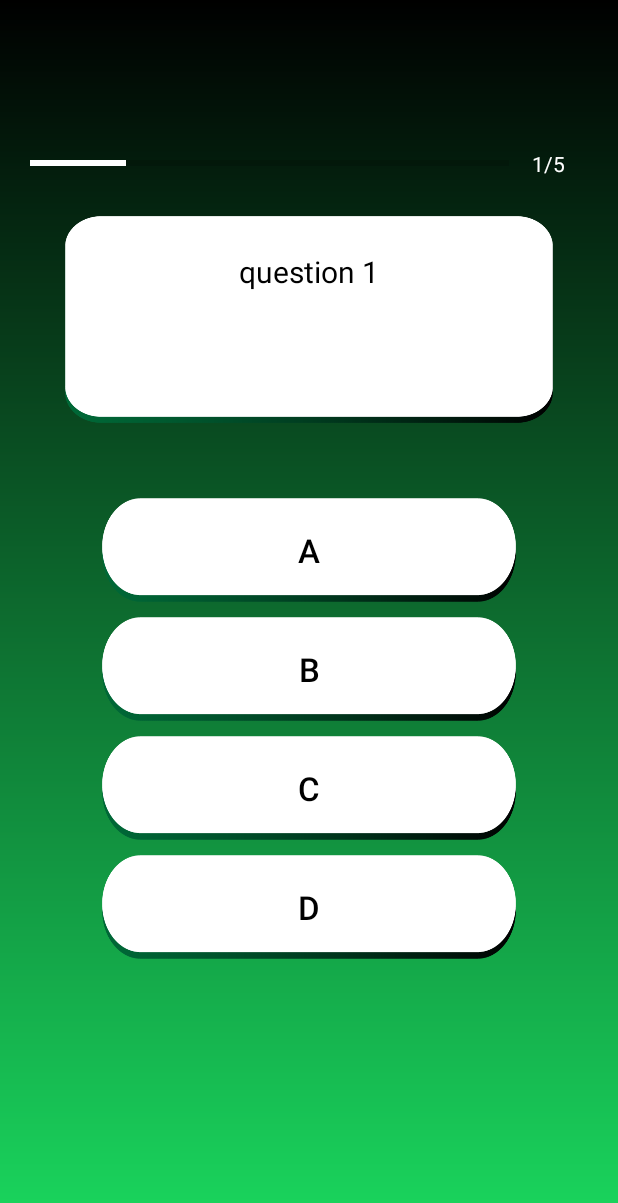
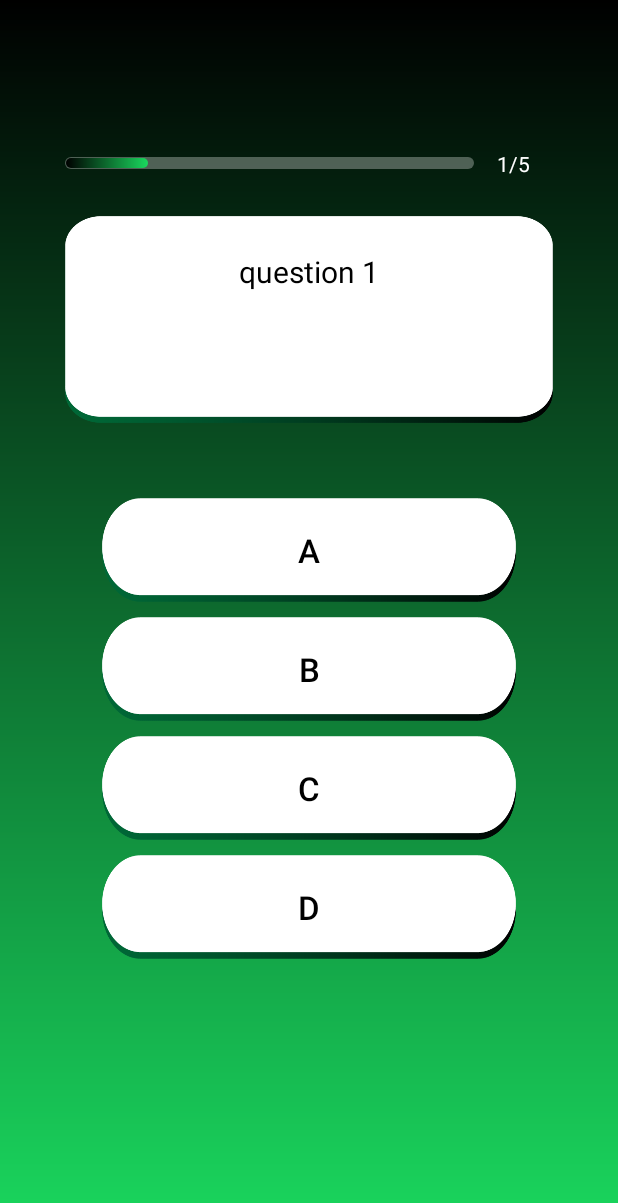
Before and after one commit to MarckRedcar/SpotiQuiz, an Android app: the GameActivity screen opened directly, with no data from a screen before it, on a phone screen of 412 x 824 dp. Shown: the top 1203 px of the screen. Run offline under Robolectric (Android 15) with nearby library versions, the phone set to English and light mode, and no system bars.

Commit message:
better Progress Bar

```diff
--- /dev/null
+++ b/app/src/main/res/drawable/progress_bar_custom.xml
@@ -0,0 +1,26 @@
+<layer-list xmlns:android="http://schemas.android.com/apk/res/android">
+    <item android:id="@android:id/background">
+        <shape>
+            <corners android:radius="8dp"/>
+            <solid android:color="#4DFFFFFF"/>
+        </shape>
+    </item>
+
+    <item android:id="@android:id/progress"
+        android:top="1dp"
+        android:bottom="1dp"
+        android:left="1dp"
+        android:right="1dp">
+
+        <scale android:scaleWidth="100%">
+            <shape>
+                <corners android:radius="8dp"/>
+                <gradient
+                    android:startColor="#000"
+                    android:endColor="#1AD85E"
+                    android:angle="0"
+                    />
+            </shape>
+        </scale>
+    </item>
+</layer-list>
--- a/app/src/main/res/layout/activity_game.xml
+++ b/app/src/main/res/layout/activity_game.xml
@@ -14,22 +14,22 @@
         android:layout_width="match_parent"
         android:layout_height="wrap_content"
         android:layout_marginTop="0dp"
-        android:layout_marginLeft="20dp"
-        android:layout_marginRight="20dp"
+        android:layout_alignStart="@id/text_question"
+        android:layout_alignEnd="@id/text_question"
         android:gravity="center_vertical"
         android:orientation="horizontal">
 
         <ProgressBar
             android:id="@+id/progress_bar"
+            style="@style/Widget.AppCompat.ProgressBar.Horizontal"
             android:layout_width="fill_parent"
-            android:layout_height="wrap_content"
-            style="@style/Widget.AppCompat.ProgressBar.Horizontal"
+            android:layout_height="8dp"
             android:layout_weight="1"
             android:indeterminate="false"
             android:max="10"
             android:minHeight="50dp"
             android:progress="1"
-            />
+            android:progressDrawable="@drawable/progress_bar_custom" />
 
         <TextView
             android:id="@+id/n_quest_progress"
```
